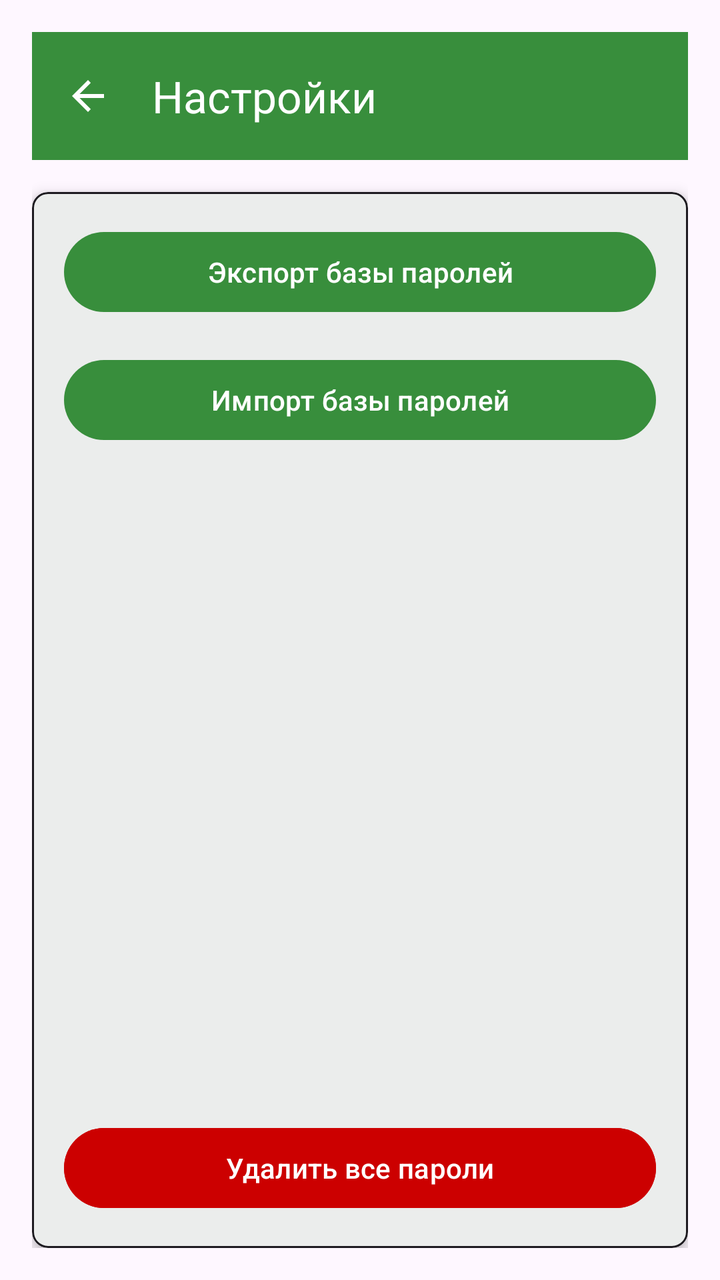
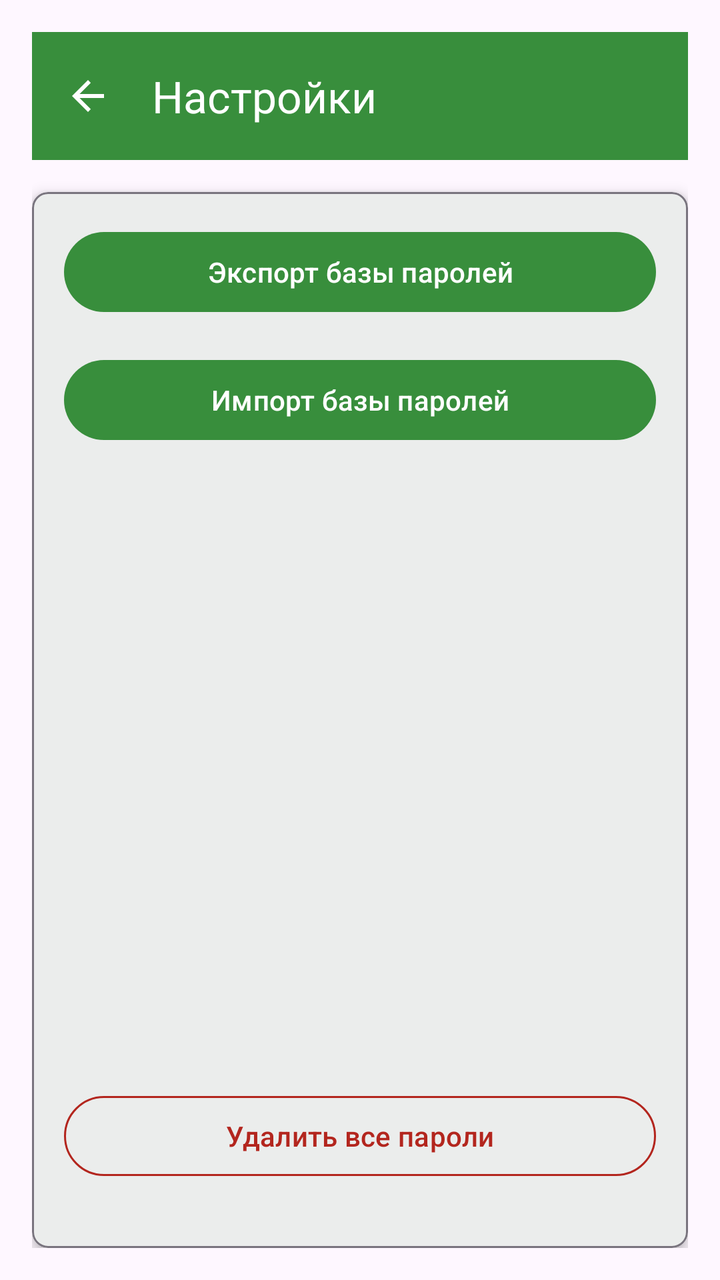

An Android layout rendered at two revisions. The XML below is the earlier revision; the diff shows what the commit changed to produce the second picture.
<!-- AndroidManifest.xml: application theme Theme.PassManager -->
<!-- res/layout/activity_settings.xml -->
<?xml version="1.0" encoding="utf-8"?>
<androidx.drawerlayout.widget.DrawerLayout xmlns:android="http://schemas.android.com/apk/res/android"
    xmlns:app="http://schemas.android.com/apk/res-auto"
    android:layout_width="match_parent"
    android:layout_height="match_parent"
    android:fitsSystemWindows="true">

    
    <LinearLayout
        android:layout_width="match_parent"
        android:layout_height="match_parent"
        android:orientation="vertical"
        android:padding="16dp"
        android:fitsSystemWindows="true">

        <androidx.appcompat.widget.Toolbar
            android:id="@+id/toolbar"
            android:layout_width="match_parent"
            android:layout_height="?attr/actionBarSize"
            android:background="?attr/colorPrimary"
            android:theme="@style/ThemeOverlay.AppCompat.Dark.ActionBar"
            app:popupTheme="@style/ThemeOverlay.AppCompat.Light"
            app:navigationIcon="?attr/homeAsUpIndicator"
            app:title="Настройки"
            android:layout_marginBottom="16dp" />

        
        <com.google.android.material.card.MaterialCardView
            android:layout_width="match_parent"
            android:layout_height="match_parent"
            app:cardElevation="4dp"
            app:cardCornerRadius="8dp"
            app:cardBackgroundColor="?attr/colorSurface"
            app:strokeColor="?attr/colorOnSurface"
            app:strokeWidth="1dp">

            <LinearLayout
                android:layout_width="match_parent"
                android:layout_height="match_parent"
                android:orientation="vertical"
                android:padding="16dp">

                <LinearLayout
                    android:layout_width="match_parent"
                    android:layout_height="0dp"
                    android:layout_weight="1"
                    android:orientation="vertical">

                    <Button
                        android:id="@+id/exportButton"
                        android:layout_width="match_parent"
                        android:layout_height="wrap_content"
                        android:text="Экспорт базы паролей"
                        android:layout_marginBottom="16dp" />

                    <Button
                        android:id="@+id/importButton"
                        android:layout_width="match_parent"
                        android:layout_height="wrap_content"
                        android:text="Импорт базы паролей"
                        android:layout_marginBottom="16dp" />

                </LinearLayout>

                <Button
                    android:id="@+id/deleteAllButton"
                    android:layout_width="match_parent"
                    android:layout_height="wrap_content"
                    android:text="Удалить все пароли"
                    android:backgroundTint="@android:color/holo_red_dark" />

            </LinearLayout>

        </com.google.android.material.card.MaterialCardView>

    </LinearLayout>

</androidx.drawerlayout.widget.DrawerLayout>
<!-- resources referenced by this layout -->
<resources>
  <style name="Theme.PassManager" parent="Theme.Material3.DayNight.NoActionBar">
          <item name="colorPrimary">@color/color_primary</item> /&gt;
      </style>
  <color name="color_primary">#388E3C</color>
</resources>

<!-- the commit's change to res/layout/activity_settings.xml (unified diff, before → after) -->
@@ -31,7 +31,7 @@
             app:cardElevation="4dp"
             app:cardCornerRadius="8dp"
             app:cardBackgroundColor="?attr/colorSurface"
-            app:strokeColor="?attr/colorOnSurface"
+            app:strokeColor="?attr/colorOutline"
             app:strokeWidth="1dp">
 
             <LinearLayout
@@ -62,12 +62,16 @@
 
                 </LinearLayout>
 
+                
                 <Button
                     android:id="@+id/deleteAllButton"
+                    style="@style/Widget.Material3.Button.OutlinedButton"
                     android:layout_width="match_parent"
                     android:layout_height="wrap_content"
                     android:text="Удалить все пароли"
-                    android:backgroundTint="@android:color/holo_red_dark" />
+                    android:textColor="?attr/colorError"
+                    app:strokeColor="?attr/colorError"
+                    android:layout_marginBottom="16dp" />
 
             </LinearLayout>
 
